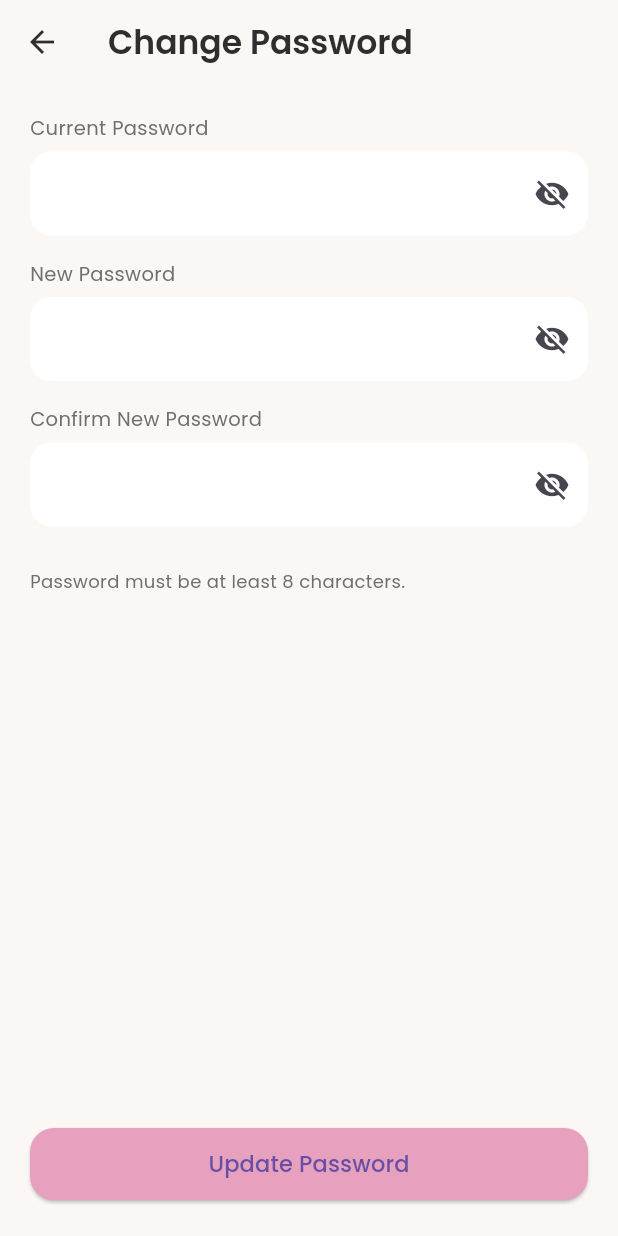
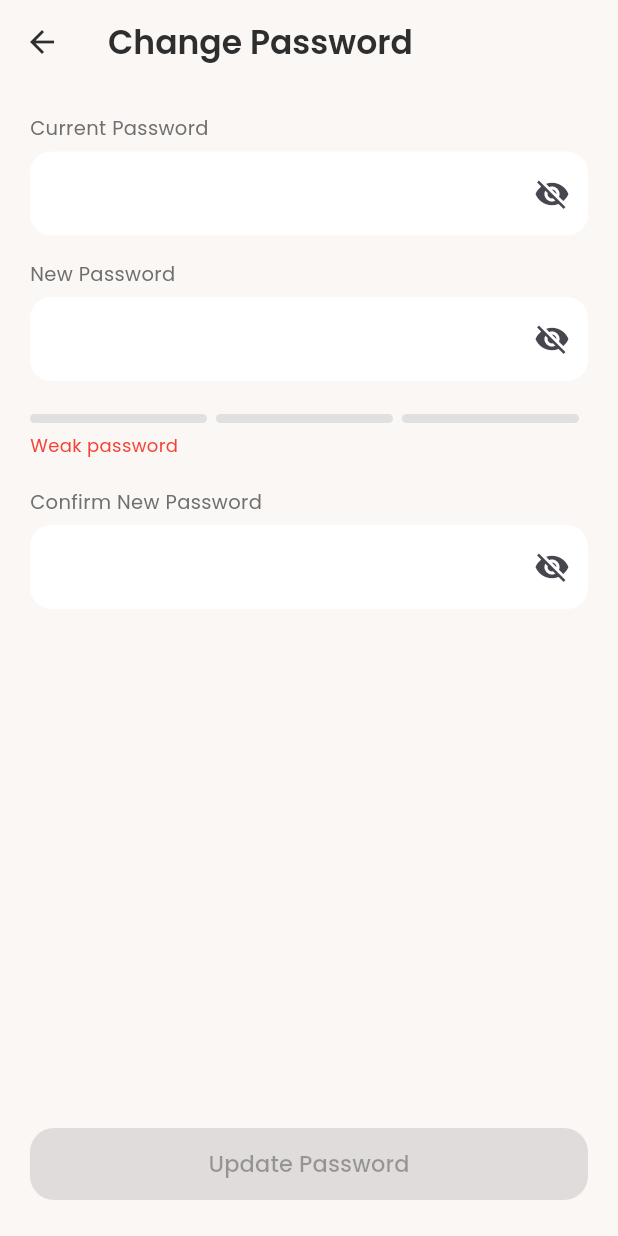
Before and after one commit to illyAthirah/clayamourProject, a Flutter app: the ChangePasswordPage screen opened directly, on a phone screen of 412 x 824 dp. Run offline on Flutter 3.47's test engine with Material 3 defaults, Android fonts, the phone set to English and light mode, and no system bars; our stand-ins replace cloud_firestore, firebase_auth, firebase_core, google_fonts, google_sign_in; accounts and stored records are empty.

Commit message:
ada indicator, selagi password tak match takleh save

```diff
--- a/lib/pages/change_password_page.dart
+++ b/lib/pages/change_password_page.dart
@@ -21,6 +21,9 @@ class _ChangePasswordPageState extends State<ChangePasswordPage> {
   final _newCtrl = TextEditingController();
   final _confirmCtrl = TextEditingController();
   bool _saving = false;
+
+  bool _passwordsMatch = false;
+  int _passwordStrength = 0; // 0 = weak, 1 = medium, 2 = strong
 
   @override
   void dispose() {
@@ -53,13 +56,45 @@ class _ChangePasswordPageState extends State<ChangePasswordPage> {
           crossAxisAlignment: CrossAxisAlignment.start,
           children: [
             _passwordField("Current Password", _currentCtrl),
-            _passwordField("New Password", _newCtrl),
-            _passwordField("Confirm New Password", _confirmCtrl),
+            _passwordField("New Password", _newCtrl, onChanged: _checkPassword),
+            const SizedBox(height: 6),
+            Column(
+              crossAxisAlignment: CrossAxisAlignment.start,
+              children: [
+                Row(
+                  children: [_strengthBar(0), _strengthBar(1), _strengthBar(2)],
+                ),
+                const SizedBox(height: 6),
+                Text(
+                  _passwordStrength == 0
+                      ? "Weak password"
+                      : _passwordStrength == 1
+                      ? "Medium strength"
+                      : "Strong password",
+                  style: TextStyle(
+                    fontSize: 12,
+                    color: _passwordStrength == 0
+                        ? Colors.red
+                        : _passwordStrength == 1
+                        ? Colors.orange
+                        : Colors.green,
+                  ),
+                ),
+                const SizedBox(height: 20),
+              ],
+            ),
+
+            _passwordField(
+              "Confirm New Password",
+              _confirmCtrl,
+              onChanged: (v) {
+                setState(() {
+                  _passwordsMatch = v == _newCtrl.text;
+                });
+              },
+            ),
+
             const SizedBox(height: 12),
-            const Text(
-              "Password must be at least 8 characters.",
-              style: TextStyle(fontSize: 12, color: textSecondary),
-            ),
           ],
         ),
       ),
@@ -76,7 +111,9 @@ class _ChangePasswordPageState extends State<ChangePasswordPage> {
                 borderRadius: BorderRadius.circular(16),
               ),
             ),
-            onPressed: _saving ? null : _changePassword,
+            onPressed: (_saving || !_passwordsMatch || _passwordStrength == 0)
+                ? null
+                : _changePassword,
             child: Text(
               _saving ? "Updating..." : "Update Password",
               style: const TextStyle(fontSize: 15),
@@ -87,7 +124,11 @@ class _ChangePasswordPageState extends State<ChangePasswordPage> {
     );
   }
 
-  Widget _passwordField(String label, TextEditingController controller) {
+  Widget _passwordField(
+    String label,
+    TextEditingController controller, {
+    ValueChanged<String>? onChanged,
+  }) {
     return Container(
       margin: const EdgeInsets.only(bottom: 16),
       child: Column(
@@ -95,15 +136,13 @@ class _ChangePasswordPageState extends State<ChangePasswordPage> {
         children: [
           Text(
             label,
-            style: const TextStyle(
-              fontSize: 13,
-              color: textSecondary,
-            ),
+            style: const TextStyle(fontSize: 13, color: textSecondary),
           ),
           const SizedBox(height: 6),
           TextField(
             controller: controller,
             obscureText: true,
+            onChanged: onChanged,
             decoration: InputDecoration(
               filled: true,
               fillColor: surface,
@@ -115,6 +154,31 @@ class _ChangePasswordPageState extends State<ChangePasswordPage> {
             ),
           ),
         ],
+      ),
+    );
+  }
+
+  Widget _strengthBar(int level) {
+    Color activeColor;
+
+    if (_passwordStrength == 0) {
+      activeColor = Colors.red;
+    } else if (_passwordStrength == 1) {
+      activeColor = Colors.orange;
+    } else {
+      activeColor = Colors.green;
+    }
+
+    return Expanded(
+      child: Container(
+        height: 6,
+        margin: const EdgeInsets.only(right: 6),
+        decoration: BoxDecoration(
+          color: _passwordStrength >= level + 1
+              ? activeColor
+              : Colors.grey.shade300,
+          borderRadius: BorderRadius.circular(6),
+        ),
       ),
     );
   }
@@ -144,20 +208,45 @@ class _ChangePasswordPageState extends State<ChangePasswordPage> {
       await user.reauthenticateWithCredential(credential);
       await user.updatePassword(newPass);
       if (!mounted) return;
-      ScaffoldMessenger.of(context).showSnackBar(
-        const SnackBar(content: Text("Password updated.")),
-      );
+      ScaffoldMessenger.of(
+        context,
+      ).showSnackBar(const SnackBar(content: Text("Password updated.")));
       Navigator.pop(context);
     } on FirebaseAuthException catch (e) {
-      _showError(e.message ?? "Failed to update password.");
+      switch (e.code) {
+        case 'wrong-password':
+          _showError("Current password is incorrect.");
+          break;
+        case 'weak-password':
+          _showError("Password is too weak.");
+          break;
+        case 'requires-recent-login':
+          _showError("Please log in again and try.");
+          break;
+        default:
+          _showError("Failed to update password.");
+      }
     } finally {
       if (mounted) setState(() => _saving = false);
     }
   }
 
+  void _checkPassword(String value) {
+    int strength = 0;
+
+    if (value.length >= 8) strength++;
+    if (RegExp(r'[A-Z]').hasMatch(value) && RegExp(r'[0-9]').hasMatch(value))
+      strength++;
+
+    setState(() {
+      _passwordStrength = strength;
+      _passwordsMatch = value == _confirmCtrl.text;
+    });
+  }
+
   void _showError(String message) {
-    ScaffoldMessenger.of(context).showSnackBar(
-      SnackBar(content: Text(message)),
-    );
+    ScaffoldMessenger.of(
+      context,
+    ).showSnackBar(SnackBar(content: Text(message)));
   }
 }
```
